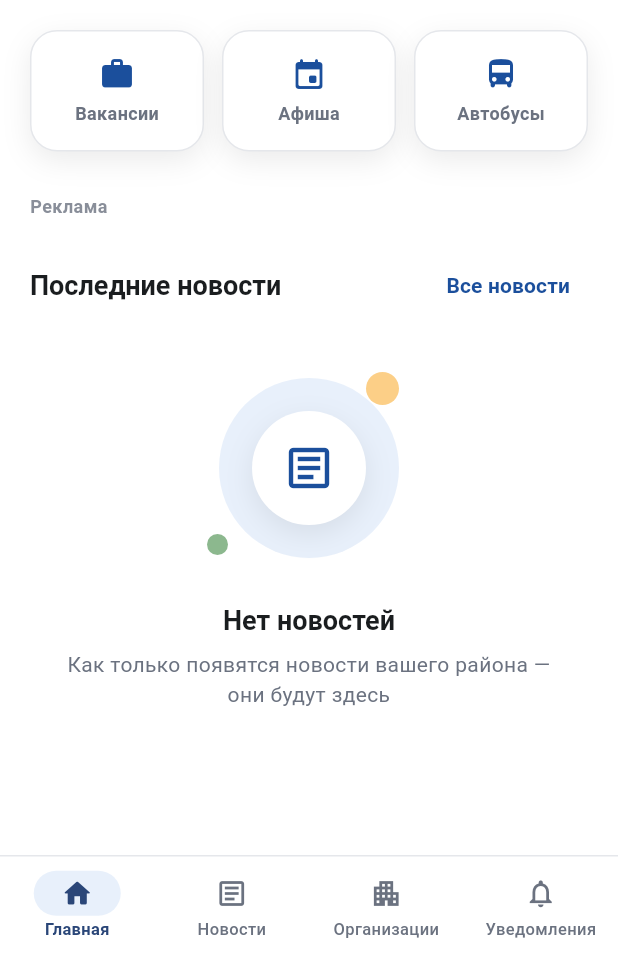
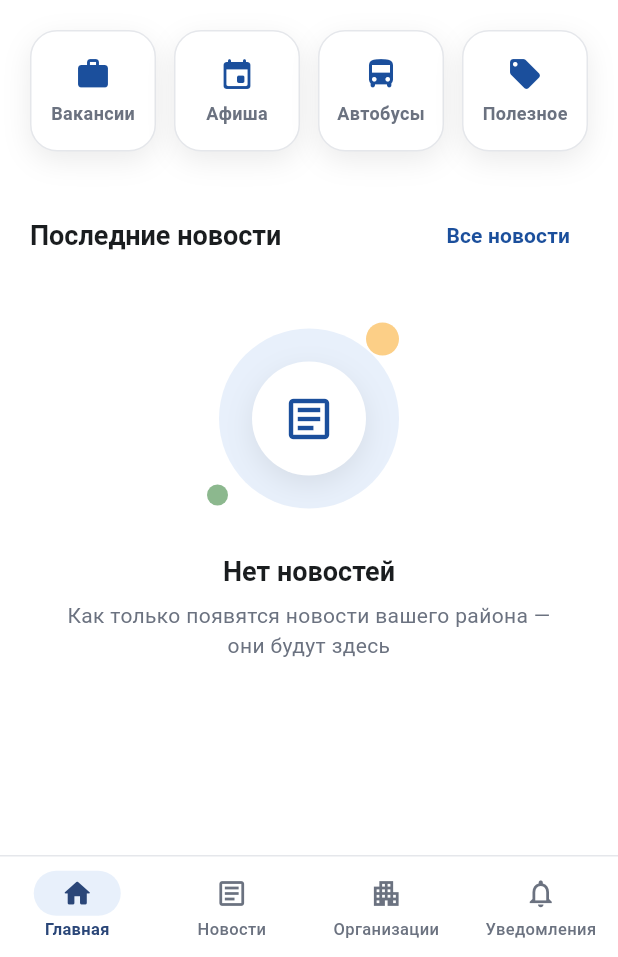
Before and after one commit to Ivan432123/omsk-region-info, a Flutter app: the HomeScreen screen opened by its route, on a phone screen of 412 x 824 dp, the part 279-1236 px from its top. Run offline on Flutter 3.47's test engine with Material 3 defaults, Android fonts, the phone set to English and light mode, and no system bars; our stand-ins replace cached_network_image, cloud_firestore, equatable, firebase_core, firebase_messaging, flutter_riverpod and 6 more; accounts and stored records are empty.

Commit message:
Раздел "Полезное" (партнёрские офферы) + "Реклама" только при наличии баннеров
Задача 1: новая общеплатформенная коллекция useful_offers (без district —
видна всем жителям независимо от района), экран списка с переходом по
партнёрской ссылке во внешний браузер, кнопка на Главном рядом с Вакансии/
Афиша/Автобусы, CRUD в супер-админке (доступ только супер-админу).

Задача 2: заголовок "Реклама" и ссылка "Разместить" на Главном раньше
показывались всегда безусловно. Теперь весь блок целиком строится только
когда "Приём баннеров от жителей" включён в настройках — без активного
приёма баннеров раздел не запрашивается и не отображается.

Co-Authored-By: Claude Sonnet 5 <noreply@anthropic.com>

```diff
--- a/lib/core/router/app_router.dart
+++ b/lib/core/router/app_router.dart
@@ -30,6 +30,7 @@ import '../../features/feedback/my_feedback_requests_screen.dart';
 import '../../features/feedback/feedback_request_detail_screen.dart';
 import '../../features/bus_routes/bus_routes_list_screen.dart';
 import '../../features/bus_routes/bus_route_details_screen.dart';
+import '../../features/useful_offers/useful_offers_list_screen.dart';
 import 'scaffold_with_nav_bar.dart';
 
 class AppRouter {
@@ -129,6 +130,10 @@ class AppRouter {
         builder: (context, state) => const BusRoutesListScreen(),
       ),
       GoRoute(
+        path: '/useful-offers',
+        builder: (context, state) => const UsefulOffersListScreen(),
+      ),
+      GoRoute(
         path: '/bookmarks',
         builder: (context, state) => const BookmarkedOrganizationsScreen(),
       ),
--- a/lib/features/home/home_screen.dart
+++ b/lib/features/home/home_screen.dart
@@ -36,8 +36,10 @@ class HomeScreen extends ConsumerWidget {
     final promotedAdsAsync = announcementsEnabled
         ? ref.watch(promotedAnnouncementsProvider(districtId))
         : const AsyncValue<List<AnnouncementModel>>.data([]);
-    final sponsoredAsync = ref.watch(sponsoredContentProvider(districtId));
     final bannerSubmissionEnabled = flags?.bannerSubmissionEnabled ?? false;
+    final sponsoredAsync = bannerSubmissionEnabled
+        ? ref.watch(sponsoredContentProvider(districtId))
+        : const AsyncValue<List<SponsoredContentModel>>.data([]);
 
     return Scaffold(
       body: SafeArea(
@@ -72,6 +74,7 @@ class HomeScreen extends ConsumerWidget {
                     onVacancies: () => context.push('/vacancies'),
                     onEvents: () => context.push('/events'),
                     onBusRoutes: () => context.push('/bus-routes'),
+                    onUsefulOffers: () => context.push('/useful-offers'),
                   ),
                 ),
               ),
@@ -128,25 +131,24 @@ class HomeScreen extends ConsumerWidget {
                   );
                 },
               ),
+              // Весь блок "Реклама" (заголовок, ссылка "Разместить" и лента
+              // баннеров под ней) целиком завязан на bannerSubmissionEnabled
+              // — когда приём баннеров от жителей выключен супер-админом,
+              // раздел не запрашивается и не показывается вовсе, даже если
+              // в sponsored_content остались активные записи с прошлого
+              // раза. Когда включён — заголовок и ссылка показываются
+              // всегда (единственная точка входа для самостоятельной подачи
+              // заявки рекламодателем), а сама лента карточек — только когда
+              // есть что листать.
+              if (bannerSubmissionEnabled)
                 sponsoredAsync.when(
-                loading: () =>
-                    const SliverToBoxAdapter(child: _HorizontalStripSkeleton()),
+                  loading: () => const SliverToBoxAdapter(
+                      child: _HorizontalStripSkeleton()),
                   error: (_, __) =>
                       const SliverToBoxAdapter(child: SizedBox.shrink()),
                   data: (sponsored) {
-                  // Заголовок "Реклама" + ссылка "Разместить" показываются
-                  // всегда (это единственная точка входа для самостоятельной
-                  // подачи заявки рекламодателем), даже если баннеров пока
-                  // нет — лента под ним рисуется только когда есть что
-                  // листать. Блок стоит ниже "Важных объявлений": сначала
-                  // жители видят содержательный контент от района, а не
-                  // стороннюю рекламу сразу после шапки.
                     return SliverToBoxAdapter(
-                    child: _SponsoredSection(
-                      items: sponsored,
-                      ref: ref,
-                      bannerSubmissionEnabled: bannerSubmissionEnabled,
-                    ),
+                      child: _SponsoredSection(items: sponsored, ref: ref),
                     );
                   },
                 ),
@@ -224,18 +226,18 @@ class HomeScreen extends ConsumerWidget {
 /// Блок партнёрской (спонсорской) ленты на главном экране — заголовок
 /// "Реклама" со ссылкой "Разместить" (единственная точка входа для
 /// самостоятельной подачи заявки рекламодателем, см. PostBannerScreen) и,
-/// если баннеры уже есть, горизонтальная карусель под ним. Заголовок
-/// показывается всегда, даже когда лента пуста — иначе рекламодателю
-/// неоткуда узнать о самостоятельном размещении.
+/// если баннеры уже есть, горизонтальная карусель под ним. Весь виджет
+/// строится только когда bannerSubmissionEnabled включён (см. home_screen
+/// build) — заголовок и ссылка "Разместить" внутри него поэтому показаны
+/// безусловно, даже когда лента пуста — иначе рекламодателю неоткуда узнать
+/// о самостоятельном размещении.
 class _SponsoredSection extends StatelessWidget {
   final List<SponsoredContentModel> items;
   final WidgetRef ref;
-  final bool bannerSubmissionEnabled;
 
   const _SponsoredSection({
     required this.items,
     required this.ref,
-    required this.bannerSubmissionEnabled,
   });
 
   Future<void> _open(String id, String url) async {
@@ -267,7 +269,6 @@ class _SponsoredSection extends StatelessWidget {
                     letterSpacing: 0.3,
                   ),
                 ),
-                if (bannerSubmissionEnabled)
                 InkWell(
                   onTap: () => context.push('/post-banner'),
                   child: const Text(
@@ -724,11 +725,13 @@ class _QuickNavRow extends StatelessWidget {
   final VoidCallback onVacancies;
   final VoidCallback onEvents;
   final VoidCallback onBusRoutes;
+  final VoidCallback onUsefulOffers;
 
   const _QuickNavRow({
     required this.onVacancies,
     required this.onEvents,
     required this.onBusRoutes,
+    required this.onUsefulOffers,
   });
 
   @override
@@ -756,6 +759,14 @@ class _QuickNavRow extends StatelessWidget {
             icon: Icons.directions_bus_rounded,
             label: 'Автобусы',
             onTap: onBusRoutes,
+          ),
+        ),
+        const SizedBox(width: 12),
+        Expanded(
+          child: _QuickNavButton(
+            icon: Icons.local_offer_rounded,
+            label: 'Полезное',
+            onTap: onUsefulOffers,
           ),
         ),
       ],
```
Also changed, not shown: lib/features/useful_offers/useful_offers_list_screen.dart (added, +67 -0 lines), lib/models/useful_offer_model.dart (added, +44 -0 lines), lib/providers/useful_offer_provider.dart (added, +15 -0 lines), lib/repositories/useful_offer_repository.dart (added, +22 -0 lines), lib/widgets/useful_offers/useful_offer_card.dart (added, +86 -0 lines), 3 other files. Lines whose indentation alone changed are shown as unchanged.
